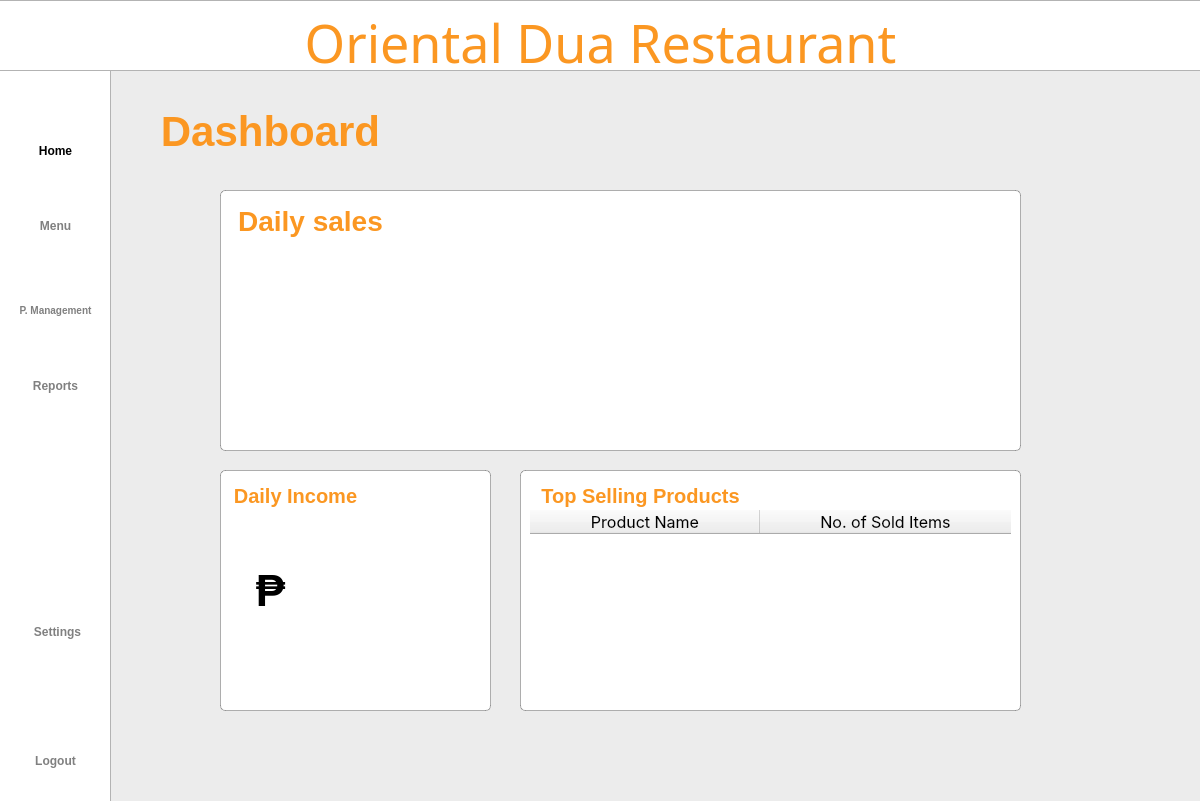
The window that Project SE/ui/homescreen.ui (Patatims/CCSFEN2_Project) describes before a commit, drawn with Qt 5.
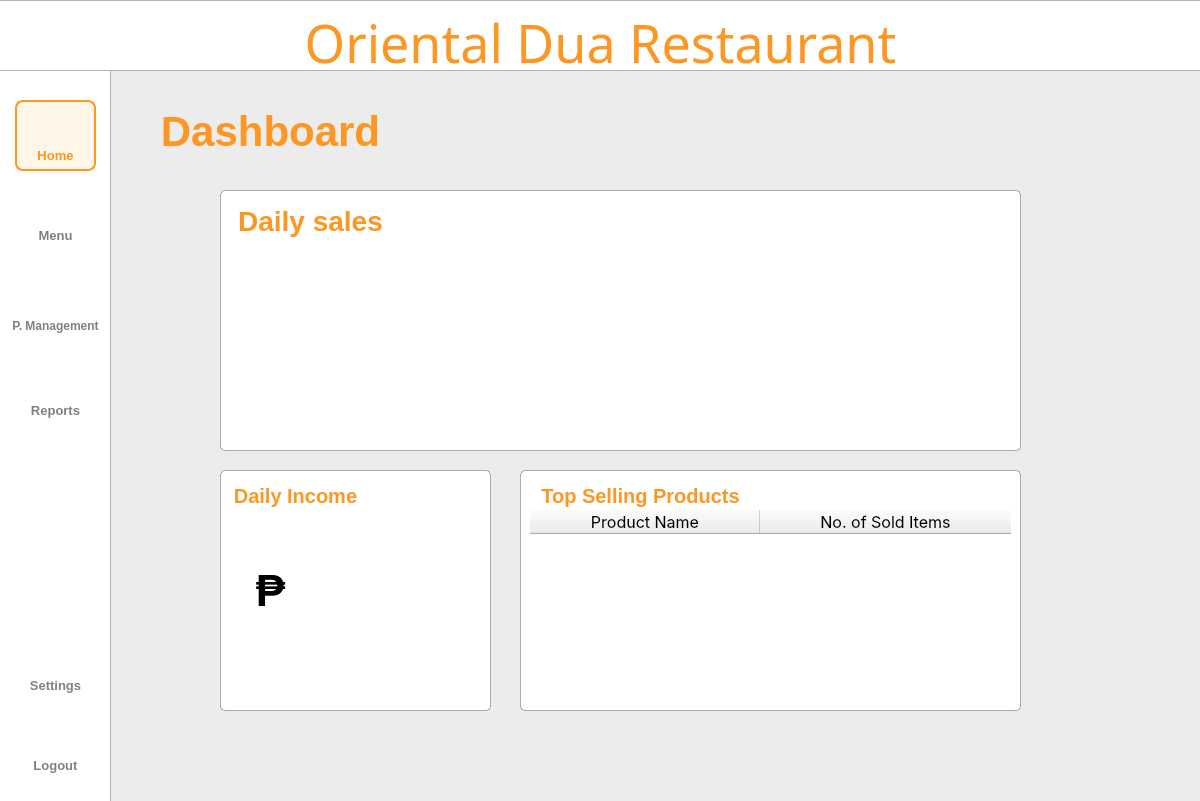
The same window after the commit. Icons and pictures are not drawn.

```diff
--- a/Project SE/ui/homescreen.ui
+++ b/Project SE/ui/homescreen.ui
@@ -138,21 +138,27 @@
    <widget class="QPushButton" name="logoutbtn">
     <property name="geometry">
      <rect>
-      <x>20</x>
-      <y>740</y>
-      <width>71</width>
-      <height>41</height>
+      <x>15</x>
+      <y>750</y>
+      <width>81</width>
+      <height>31</height>
      </rect>
     </property>
     <property name="styleSheet">
-     <string notr="true">QPushButton#logoutbtn{
+     <string notr="true">QPushButton{
     color: rgba(0,0,0, 0.5);
-    font-family: 'Roboto';
-    font-size: 12px;
+    font-family: 'Inter';
+    font-size: 13px;
     font-weight: 500;
 	border:none;
 }
-</string>
+
+QPushButton:hover{
+color: #FB9722;
+border: 2px solid #FB9722;
+border-radius: 8px;
+background-color: rgba(255, 167, 25, 0.1);
+}</string>
     </property>
     <property name="text">
      <string>Logout</string>
@@ -161,21 +167,27 @@
    <widget class="QPushButton" name="settingsbtn">
     <property name="geometry">
      <rect>
-      <x>20</x>
-      <y>620</y>
-      <width>75</width>
-      <height>23</height>
+      <x>15</x>
+      <y>670</y>
+      <width>81</width>
+      <height>31</height>
      </rect>
     </property>
     <property name="styleSheet">
-     <string notr="true">QPushButton#settingsbtn{
+     <string notr="true">QPushButton{
     color: rgba(0,0,0, 0.5);
-    font-family: 'Roboto';
-    font-size: 12px;
+    font-family: 'Inter';
+    font-size: 13px;
     font-weight: 500;
 	border:none;
 }
-</string>
+
+QPushButton:hover{
+color: #FB9722;
+border: 2px solid #FB9722;
+border-radius: 8px;
+background-color: rgba(255, 167, 25, 0.1);
+}</string>
     </property>
     <property name="text">
      <string>Settings</string>
@@ -184,8 +196,8 @@
    <widget class="QLabel" name="settingIcon">
     <property name="geometry">
      <rect>
-      <x>38</x>
-      <y>580</y>
+      <x>39</x>
+      <y>634</y>
       <width>35</width>
       <height>35</height>
      </rect>
@@ -226,20 +238,27 @@
    <widget class="QPushButton" name="menubtn">
     <property name="geometry">
      <rect>
-      <x>10</x>
-      <y>210</y>
-      <width>91</width>
+      <x>15</x>
+      <y>220</y>
+      <width>81</width>
       <height>31</height>
      </rect>
     </property>
     <property name="styleSheet">
-     <string notr="true">QPushButton#menubtn{
+     <string notr="true">QPushButton{
     color: rgba(0,0,0, 0.5);
-    font-family: 'Roboto';
-    font-size: 12px;
+    font-family: 'Inter';
+    font-size: 13px;
     font-weight: 500;
 	border:none;
 }
+
+QPushButton:hover{
+color: #FB9722;
+border: 2px solid #FB9722;
+border-radius: 8px;
+background-color: rgba(255, 167, 25, 0.1);
+}
 </string>
     </property>
     <property name="text">
@@ -249,22 +268,22 @@
    <widget class="QLabel" name="p_mIcon">
     <property name="geometry">
      <rect>
-      <x>40</x>
-      <y>260</y>
-      <width>35</width>
-      <height>35</height>
+      <x>37</x>
+      <y>270</y>
+      <width>40</width>
+      <height>40</height>
      </rect>
     </property>
     <property name="minimumSize">
      <size>
-      <width>35</width>
-      <height>35</height>
+      <width>40</width>
+      <height>40</height>
      </size>
     </property>
     <property name="maximumSize">
      <size>
-      <width>35</width>
-      <height>35</height>
+      <width>40</width>
+      <height>40</height>
      </size>
     </property>
     <property name="styleSheet">
@@ -291,21 +310,27 @@
    <widget class="QPushButton" name="p_managementbtn">
     <property name="geometry">
      <rect>
-      <x>10</x>
-      <y>290</y>
-      <width>91</width>
-      <height>41</height>
+      <x>5</x>
+      <y>310</y>
+      <width>101</width>
+      <height>31</height>
      </rect>
     </property>
     <property name="styleSheet">
-     <string notr="true">QPushButton#p_managementbtn{
+     <string notr="true">QPushButton{
     color: rgba(0,0,0, 0.5);
-    font-family: 'Roboto';
-    font-size: 10px;
+    font-family: 'Inter';
+    font-size: 12px;
     font-weight: 500;
 	border:none;
 }
-</string>
+
+QPushButton:hover{
+color: #FB9722;
+border: 2px solid #FB9722;
+border-radius: 8px;
+background-color: rgba(255, 167, 25, 0.1);
+}</string>
     </property>
     <property name="text">
      <string>P. Management</string>
@@ -344,7 +369,7 @@
      <string/>
     </property>
     <property name="pixmap">
-     <pixmap resource="../resource.qrc">:/icon/icons/home.png</pixmap>
+     <pixmap resource="../resource.qrc">:/icon/icons/home2.png</pixmap>
     </property>
     <property name="scaledContents">
      <bool>true</bool>
@@ -356,21 +381,27 @@
    <widget class="QPushButton" name="reportbtn">
     <property name="geometry">
      <rect>
-      <x>10</x>
-      <y>370</y>
-      <width>91</width>
+      <x>15</x>
+      <y>395</y>
+      <width>81</width>
       <height>31</height>
      </rect>
     </property>
     <property name="styleSheet">
-     <string notr="true">QPushButton#reportbtn{
+     <string notr="true">QPushButton{
     color: rgba(0,0,0, 0.5);
-    font-family: 'Roboto';
-    font-size: 12px;
+    font-family: 'Inter';
+    font-size: 13px;
     font-weight: 500;
 	border:none;
 }
-</string>
+
+QPushButton:hover{
+color: #FB9722;
+border: 2px solid #FB9722;
+border-radius: 8px;
+background-color: rgba(255, 167, 25, 0.1);
+}</string>
     </property>
     <property name="text">
      <string>Reports</string>
@@ -379,20 +410,21 @@
    <widget class="QPushButton" name="homebtn">
     <property name="geometry">
      <rect>
-      <x>10</x>
-      <y>135</y>
-      <width>91</width>
+      <x>15</x>
+      <y>140</y>
+      <width>81</width>
       <height>31</height>
      </rect>
     </property>
     <property name="styleSheet">
-     <string notr="true">QPushButton#homebtn{
-    color: rgba(0,0,0, 1);
-    font-family: 'Roboto';
-    font-size: 12px;
+     <string notr="true">QPushButton{
+    color: #FB9722;;
+    font-family: 'Inter';
+    font-size: 13px;
     font-weight: 500;
 	border:none;
 }
+
 </string>
     </property>
     <property name="text">
@@ -402,8 +434,8 @@
    <widget class="QLabel" name="reportIcon">
     <property name="geometry">
      <rect>
-      <x>40</x>
-      <y>340</y>
+      <x>39</x>
+      <y>360</y>
       <width>35</width>
       <height>35</height>
      </rect>
@@ -445,7 +477,7 @@
     <property name="geometry">
      <rect>
       <x>40</x>
-      <y>180</y>
+      <y>190</y>
       <width>30</width>
       <height>30</height>
      </rect>
@@ -808,6 +840,39 @@
      <set>Qt::AlignLeading|Qt::AlignLeft|Qt::AlignVCenter</set>
     </property>
    </widget>
+   <widget class="QLabel" name="label_2">
+    <property name="geometry">
+     <rect>
+      <x>15</x>
+      <y>100</y>
+      <width>81</width>
+      <height>71</height>
+     </rect>
+    </property>
+    <property name="styleSheet">
+     <string notr="true">QLabel{
+	background-color: rgba(255, 167, 25, 0.1);
+	border: 2px solid #FB9722;
+	border-radius: 8px;
+}</string>
+    </property>
+    <property name="text">
+     <string/>
+    </property>
+   </widget>
+   <widget class="QLabel" name="Time">
+    <property name="geometry">
+     <rect>
+      <x>940</x>
+      <y>80</y>
+      <width>221</width>
+      <height>21</height>
+     </rect>
+    </property>
+    <property name="text">
+     <string/>
+    </property>
+   </widget>
    <zorder>borderbox_2</zorder>
    <zorder>sidebar</zorder>
    <zorder>titlebar</zorder>
@@ -819,9 +884,7 @@
    <zorder>menubtn</zorder>
    <zorder>p_mIcon</zorder>
    <zorder>p_managementbtn</zorder>
-   <zorder>homeIcon</zorder>
    <zorder>reportbtn</zorder>
-   <zorder>homebtn</zorder>
    <zorder>reportIcon</zorder>
    <zorder>menuIcon</zorder>
    <zorder>date</zorder>
@@ -834,6 +897,10 @@
    <zorder>peso</zorder>
    <zorder>tableWidget</zorder>
    <zorder>boxlabel_sale</zorder>
+   <zorder>label_2</zorder>
+   <zorder>homeIcon</zorder>
+   <zorder>homebtn</zorder>
+   <zorder>Time</zorder>
   </widget>
  </widget>
  <resources>
```
